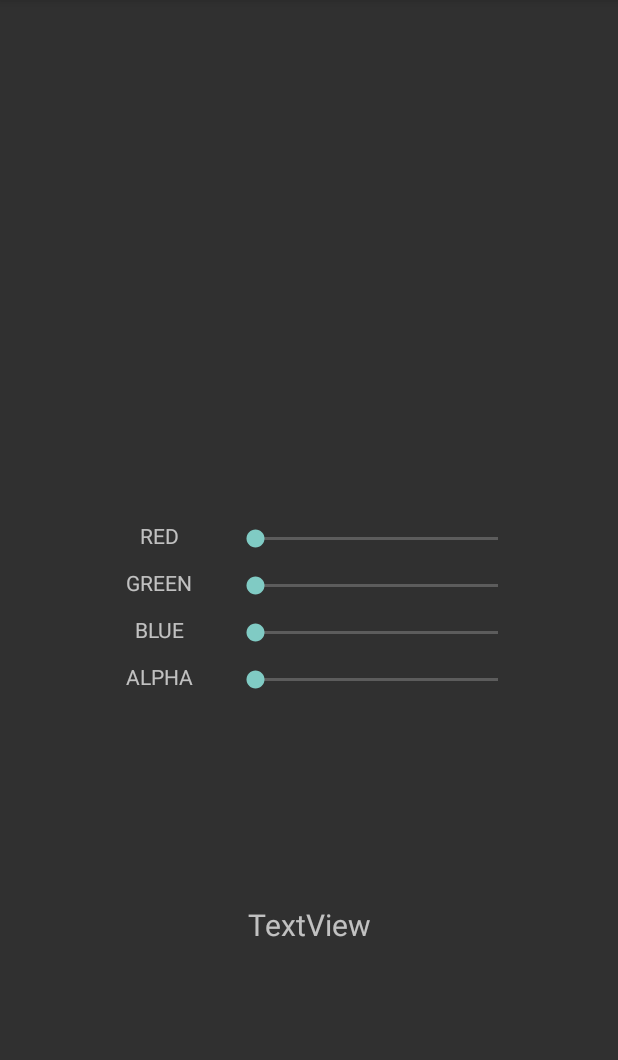
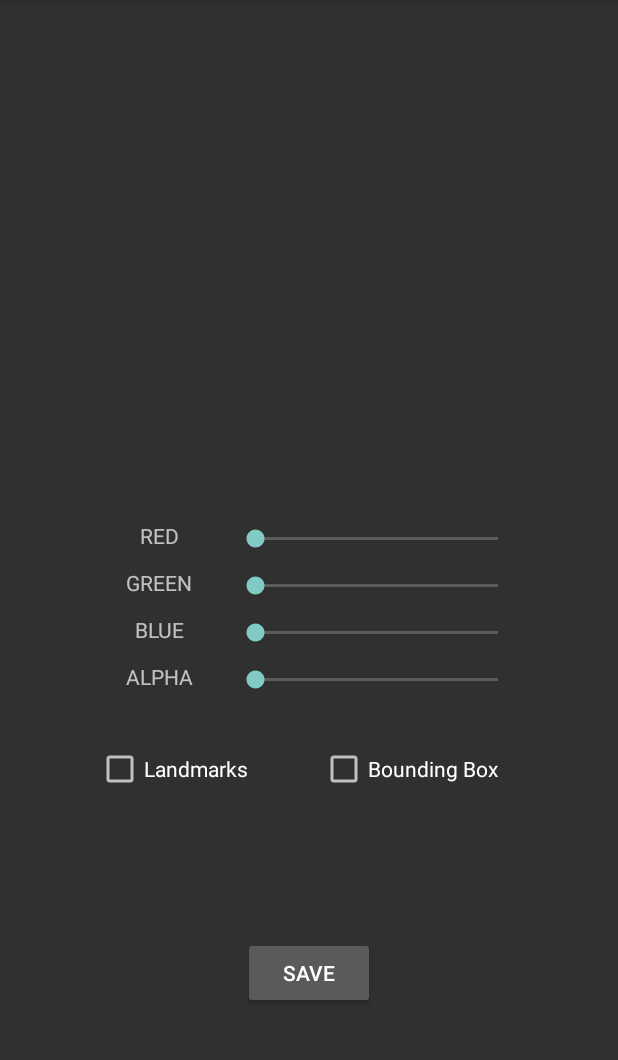
Before and after one commit to mhyrzt/Dlib-Android-Face-Landmark, an Android app: the EditFaceActivity screen opened directly, with no data from a screen before it, on a phone screen of 412 x 824 dp, the part 84-1144 px from its top. Run offline under Robolectric (Android 15) with nearby library versions, the phone set to English and light mode, and no system bars; 1 statement that could not run was skipped.

Commit message:
- Check Boxes for drawing Landmarks And Bounding Boxes - Added Save Button (No Logic)

```diff
--- a/app/src/main/java/com/example/dlibandroidfacelandmark/EditFaceActivity.java
+++ b/app/src/main/java/com/example/dlibandroidfacelandmark/EditFaceActivity.java
@@ -2,14 +2,13 @@ package com.example.dlibandroidfacelandmark;
 
 import androidx.appcompat.app.AppCompatActivity;
 
-import android.content.Intent;
 import android.graphics.Bitmap;
-import android.graphics.BitmapFactory;
 import android.os.Bundle;
 import android.util.Log;
+import android.widget.Button;
+import android.widget.CheckBox;
 import android.widget.ImageView;
 import android.widget.SeekBar;
-import android.widget.TextView;
 import android.widget.Toast;
 
 import java.util.ArrayList;
@@ -18,10 +17,16 @@ public class EditFaceActivity extends AppCompatActivity {
     private SeekBar r, g, b, a;
     private int vr, vg, vb, va;
     private static final String TAG = "EditFaceActivity";
+
     private FacePainter facePainter;
     private Bitmap image;
     private ArrayList<Face> faces;
+
     private ImageView imageView;
+    private CheckBox drawLandmarksCheckbox; private boolean drawLandmarks = false;
+    private CheckBox drawBoundingBoxCheckBox; private boolean boundingBox = false;
+    private Button saveBtn;
+
     @Override
     protected void onCreate(Bundle savedInstanceState) {
         super.onCreate(savedInstanceState);
@@ -30,6 +35,7 @@ public class EditFaceActivity extends AppCompatActivity {
     }
 
     private void setup() {
+        setupWidgets();
         setupSeekBars();
         setupFacePaint();
     }
@@ -45,19 +51,30 @@ public class EditFaceActivity extends AppCompatActivity {
         setChangeListener(a);
     }
 
+    private void setupWidgets() {
+        saveBtn     = (Button) findViewById(R.id.saveBtn);
+        imageView   = (ImageView) findViewById(R.id.imageView);
+        drawLandmarksCheckbox   = (CheckBox) findViewById(R.id.drawLandmarksCheckBox);
+        drawBoundingBoxCheckBox = (CheckBox) findViewById(R.id.boundingBoxCheckBox);
+        setupListeners();
+    }
+
     private void setupFacePaint() {
-        imageView = (ImageView) findViewById(R.id.imageView);
-        Bitmap image;
-        ArrayList<Face> faces;
-        image = GlobalVars.image;
-        faces = GlobalVars.faces;
+        this.image = GlobalVars.image;
+        this.faces = GlobalVars.faces;
         this.facePainter = new FacePainter();
-        facePainter.setBitmap(image);
+        facePainter.setBitmap(this.image);
         updateImageView();
     }
 
     private void updateImageView() {
+        this.facePainter.clearCanvas();
         imageView.setImageBitmap(this.facePainter.getBitmap());
+
+        if (drawLandmarks)
+            this.facePainter.drawFacesLandMarks(this.faces);
+        if (boundingBox)
+            this.facePainter.drawFacesBoundingBox(this.faces);
     }
 
     private void setChangeListener(SeekBar seekBar) {
@@ -68,35 +85,57 @@ public class EditFaceActivity extends AppCompatActivity {
             }
 
             @Override
-            public void onStartTrackingTouch(SeekBar seekBar) { }
+            public void onStartTrackingTouch(SeekBar seekBar) {}
 
             @Override
-            public void onStopTrackingTouch(SeekBar seekBar) { }
+            public void onStopTrackingTouch(SeekBar seekBar) {}
         });
     }
 
     private void updateValue(SeekBar seekBar, int progress) {
-        String name = "";
         switch (seekBar.getId()) {
             case R.id.redSeekBar:
-                name = "r";
                 vr = progress;
                 break;
             case R.id.greenSeekbar:
-                name = "g";
                 vg = progress;
                 break;
             case R.id.blueSeekbar:
-                name = "b";
                 vb = progress;
                 break;
             case R.id.alphaSeekbar:
-                name = "a";
                 va = progress;
                 break;
         }
+    }
 
-        String log = name.toUpperCase() + "\n" + progress + "\n" + String.format("(%d, %d, %d, %d)", vr, vg, vb, va);
-        ((TextView) findViewById(R.id.test)).setText(log);
+    private void setupListeners() {
+        setupSaveButton();
+        setupDrawBoundinBoxCheckBox();
+        setupDrawLandmarksCheckBoxListener();
+    }
+
+    private void setupDrawLandmarksCheckBoxListener() {
+        this.drawLandmarksCheckbox.setOnClickListener(v -> {
+            drawLandmarks = drawLandmarksCheckbox.isChecked();
+            updateImageView();
+        });
+    }
+
+    private void setupDrawBoundinBoxCheckBox() {
+        this.drawBoundingBoxCheckBox.setOnClickListener(v -> {
+            boundingBox = drawBoundingBoxCheckBox.isChecked();
+            updateImageView();
+        });
+    }
+
+    private void setupSaveButton() {
+        this.saveBtn.setOnClickListener(v -> {
+            saveImage();
+        });
+    }
+
+    private void saveImage() {
+        Toast.makeText(this, "image saved", Toast.LENGTH_SHORT).show();
     }
 }
--- a/app/src/main/java/com/example/dlibandroidfacelandmark/FacePainter.java
+++ b/app/src/main/java/com/example/dlibandroidfacelandmark/FacePainter.java
@@ -45,8 +45,8 @@ public class FacePainter {
 
     private void drawPosition(Position p) {
         drawCircle(
-                (float) p.getX(),
-                (float) p.getY()
+                (float) p.getX() * 2,
+                (float) p.getY() * 2
         );
     }
 
@@ -61,7 +61,9 @@ public class FacePainter {
     }
 
     public FacePainter drawFacesLandMarks(ArrayList<Face> faces) {
-        this.clearCanvas();
+        this.paint.setStyle(Paint.Style.STROKE);
+        this.paint.setStrokeWidth(this.radius);
+        this.paint.setColor(Color.RED);
         for (Face face: faces)
             drawPositions(face);
         return this;
@@ -77,6 +79,7 @@ public class FacePainter {
     public FacePainter drawFacesBoundingBox(ArrayList<Face> faces) {
         this.paint.setStyle(Paint.Style.STROKE);
         this.paint.setStrokeWidth(this.radius);
+        this.paint.setColor(Color.GREEN);
         for (Face face: faces)
             this.drawRectangle(face);
         return this;
--- a/app/src/main/res/layout/edt_face_activity.xml
+++ b/app/src/main/res/layout/edt_face_activity.xml
@@ -106,20 +106,37 @@
         app:layout_constraintEnd_toStartOf="@+id/redSeekBar"
         app:layout_constraintTop_toTopOf="@+id/redSeekBar" />
 
-    <TextView
-        android:id="@+id/test"
+    <CheckBox
+        android:id="@+id/drawLandmarksCheckBox"
         android:layout_width="wrap_content"
         android:layout_height="wrap_content"
-        android:layout_marginStart="128dp"
-        android:layout_marginTop="128dp"
-        android:layout_marginEnd="128dp"
-        android:layout_marginBottom="128dp"
-        android:text="TextView"
-        android:textAlignment="center"
-        android:textSize="20sp"
+        android:layout_marginStart="64dp"
+        android:layout_marginTop="32dp"
+        android:text="Landmarks"
+        app:layout_constraintStart_toStartOf="parent"
+        app:layout_constraintTop_toBottomOf="@+id/alphaSeekbar" />
+
+    <Button
+        android:id="@+id/saveBtn"
+        android:layout_width="wrap_content"
+        android:layout_height="wrap_content"
+        android:layout_marginTop="32dp"
+        android:layout_marginBottom="32dp"
+        android:text="SAVE"
         app:layout_constraintBottom_toBottomOf="parent"
         app:layout_constraintEnd_toEndOf="parent"
         app:layout_constraintStart_toStartOf="parent"
-        app:layout_constraintTop_toBottomOf="@+id/alphaSeekbar" />
+        app:layout_constraintTop_toBottomOf="@+id/drawLandmarksCheckBox" />
+
+    <CheckBox
+        android:id="@+id/boundingBoxCheckBox"
+        android:layout_width="wrap_content"
+        android:layout_height="wrap_content"
+        android:layout_marginStart="32dp"
+        android:layout_marginEnd="64dp"
+        android:text="Bounding Box"
+        app:layout_constraintEnd_toEndOf="parent"
+        app:layout_constraintStart_toEndOf="@+id/drawLandmarksCheckBox"
+        app:layout_constraintTop_toTopOf="@+id/drawLandmarksCheckBox" />
 
 </androidx.constraintlayout.widget.ConstraintLayout>
```
